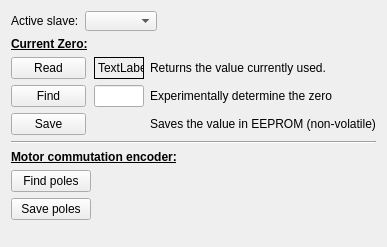
Old version of the form ui/w_calibration.ui in the repository JFDuval/flexsea-plan.
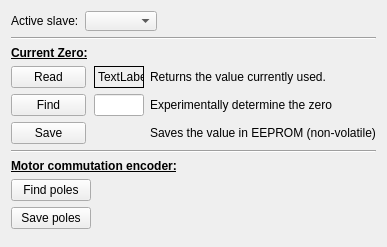
New version of the form.

Commit message: Populated the Gossip, Strain & Battery windows. Unified UI styling.

The edit to the form file:
```diff
--- a/ui/w_calibration.ui
+++ b/ui/w_calibration.ui
@@ -54,6 +54,13 @@
      </item>
     </layout>
    </item>
+   <item>
+    <widget class="Line" name="line_2">
+     <property name="orientation">
+      <enum>Qt::Horizontal</enum>
+     </property>
+    </widget>
+   </item>
    <item>
     <layout class="QGridLayout" name="gridLayout_2">
      <item row="2" column="0">
```
The commit also changes 6 other files.
